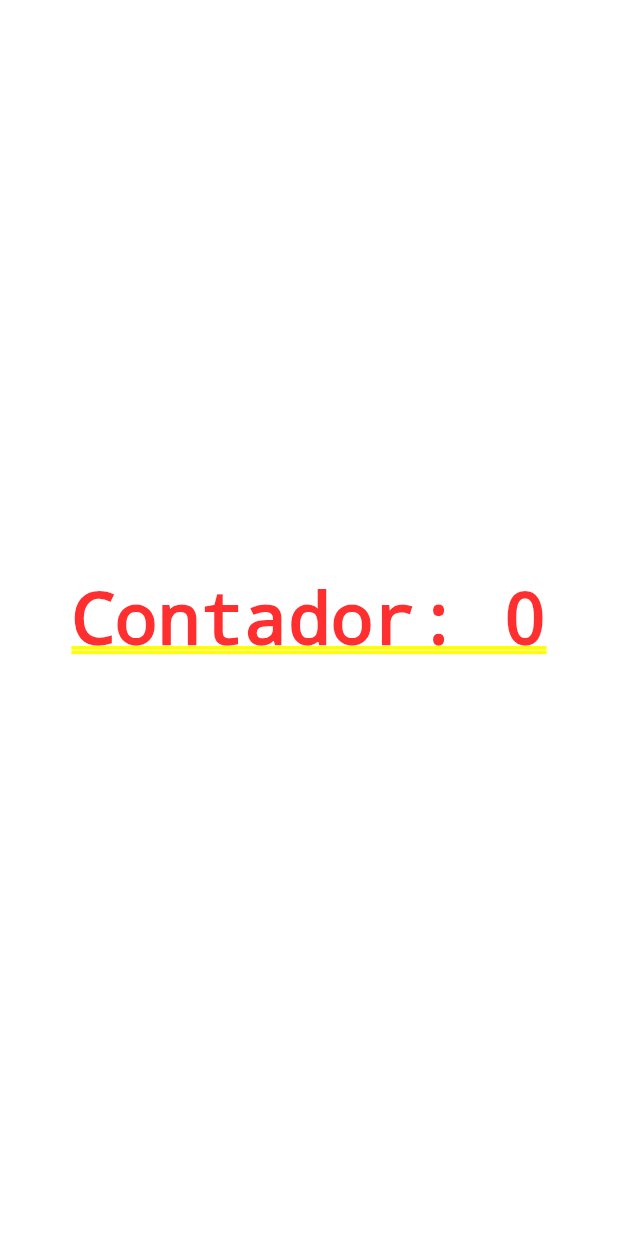
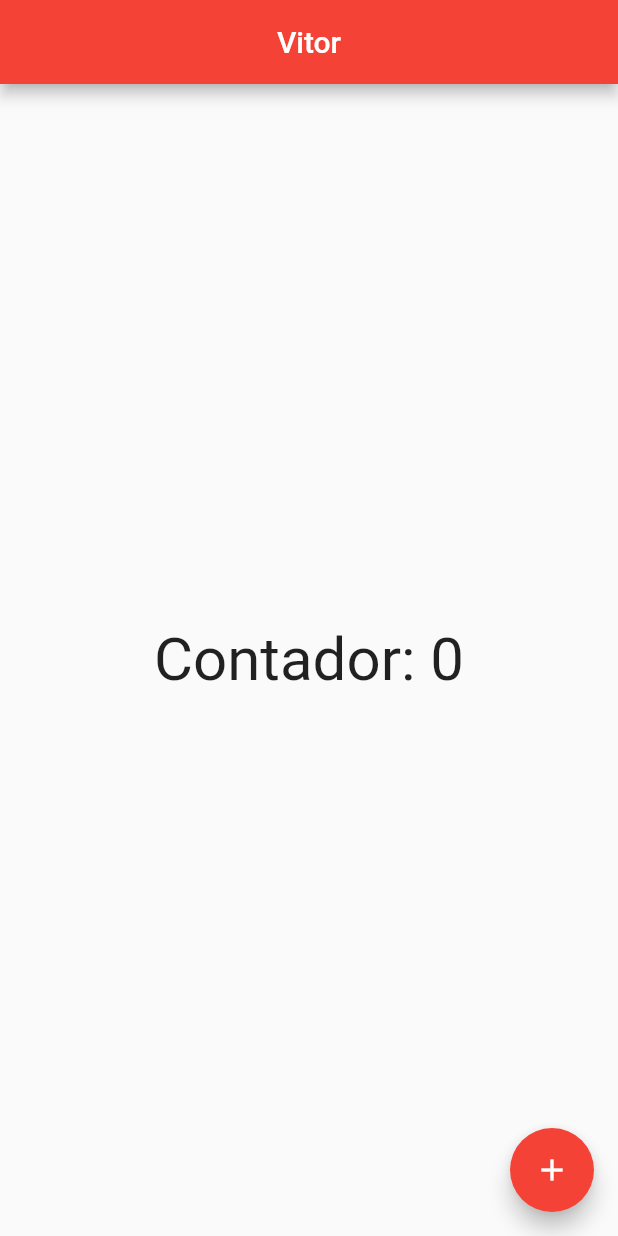
Before and after one commit to vitor2233/curso-flutter, a Flutter app: the screen it shows after launch, on a phone screen of 412 x 824 dp. Run offline on Flutter 3.47's test engine with Material 2 defaults, Android fonts, the phone set to English and light mode, and no system bars.

Commit message:
#10 - A "cara" do Aplicativo (Scaffold)

```diff
--- a/olaMundo/lib/home_page.dart
+++ b/olaMundo/lib/home_page.dart
@@ -5,22 +5,33 @@ class HomePage extends StatefulWidget {
   State<HomePage> createState() {
     return HomePageState();
   }
-
 }
 
 class HomePageState extends State<HomePage> {
-
   int counter = 0;
 
   @override
   Widget build(BuildContext context) {
-    return Container(
-        child: Center(child: GestureDetector(child: Text('Contador: $counter'),
-        onTap: (){
+    return Scaffold(
+      appBar: AppBar(
+        title: Center(child: Text('Vitor')),
+      ),
+      body: Center(
+          child: GestureDetector(
+        child: Text(
+          'Contador: $counter',
+          style: TextStyle(fontSize: 40),
+        ),
+        onTap: () {},
+      )),
+      floatingActionButton: FloatingActionButton(
+        child: Icon(Icons.add),
+        onPressed: () {
           setState(() {
             counter++;
           });
-        },)),
-      );
+        },
+      ),
+    );
   }
 }
```
